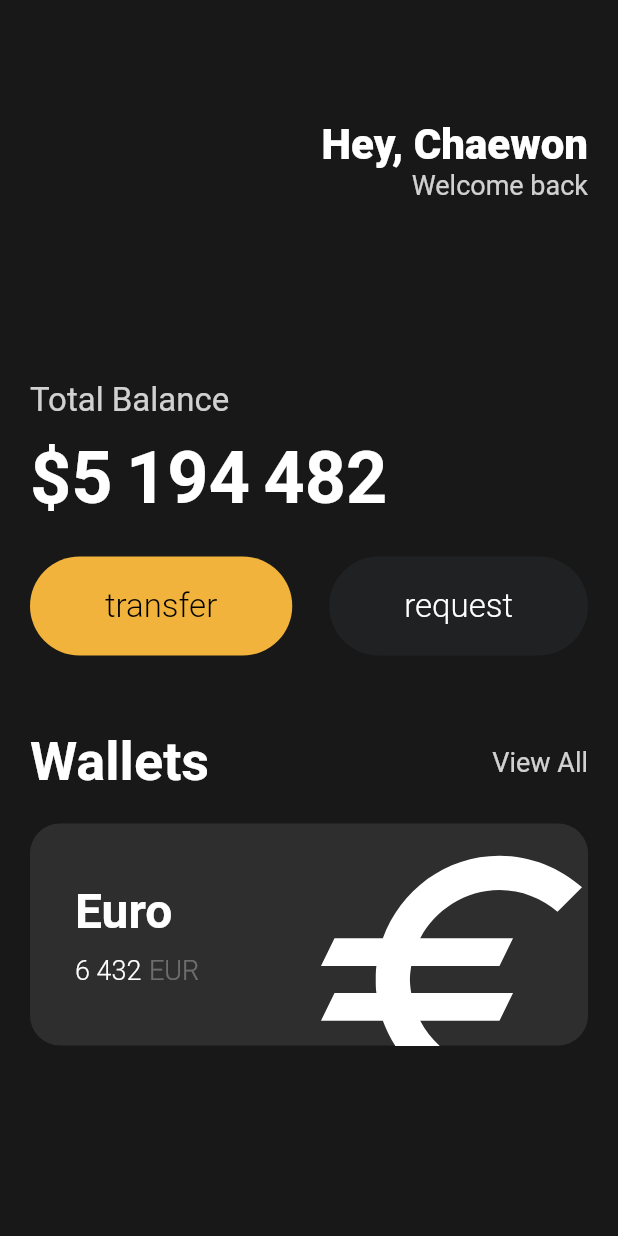
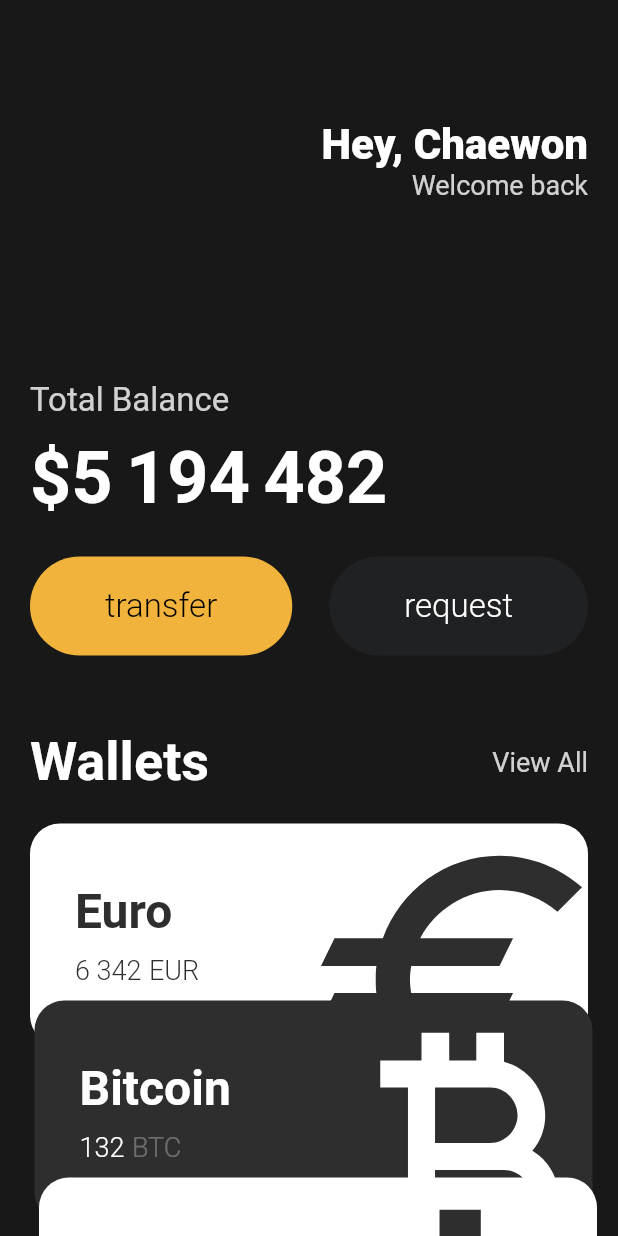
Before and after one commit to nachwon/flutter-tutorial, a Flutter app: the screen it shows after launch, on a phone screen of 412 x 824 dp. Run offline on Flutter 3.47's test engine with Material 2 defaults, Android fonts, the phone set to English and light mode, and no system bars.

Commit message:
Add cards

```diff
--- a/lib/main.dart
+++ b/lib/main.dart
@@ -1,6 +1,7 @@
 import 'package:flutter/material.dart';
 
 import 'widgets/button.dart';
+import 'widgets/currency_card.dart';
 
 void main() {
   runApp(App());
@@ -12,7 +13,8 @@ class App extends StatelessWidget {
     return MaterialApp(
       home: Scaffold(
         backgroundColor: const Color(0xFF181818),
-        body: Padding(
+        body: SingleChildScrollView(
+          child: Padding(
             padding: const EdgeInsets.symmetric(
               horizontal: 20,
             ),
@@ -39,7 +41,8 @@ class App extends StatelessWidget {
                         Text(
                           'Welcome back',
                           style: TextStyle(
-                            color: Colors.white.withOpacity(0.8), fontSize: 18),
+                              color: Colors.white.withOpacity(0.8),
+                              fontSize: 18),
                         ),
                       ],
                     )
@@ -108,69 +111,33 @@ class App extends StatelessWidget {
                 const SizedBox(
                   height: 20,
                 ),
-              Container(
-                clipBehavior: Clip.hardEdge,
-                decoration: BoxDecoration(
-                  color: const Color.fromARGB(255, 46, 46, 46),
-                  borderRadius: BorderRadius.circular(20),
+                const CurrencyCard(
+                  name: 'Euro',
+                  code: 'EUR',
+                  amount: '6 342',
+                  icon: Icons.euro_sharp,
+                  isInverted: true,
                 ),
-                child: Padding(
-                  padding: const EdgeInsets.all(30),
-                  child: Row(
-                    mainAxisAlignment: MainAxisAlignment.spaceBetween,
-                    children: [
-                      Column(
-                        crossAxisAlignment: CrossAxisAlignment.start,
-                        children: [
-                          const Text(
-                            'Euro',
-                            style: TextStyle(
-                              color: Colors.white,
-                              fontSize: 32,
-                              fontWeight: FontWeight.bold,
+                const CurrencyCard(
+                  name: 'Bitcoin',
+                  code: 'BTC',
+                  amount: '132',
+                  icon: Icons.currency_bitcoin_sharp,
+                  isInverted: false,
+                  offsetX: 3,
+                  offsetY: -30,
                 ),
-                          ),
-                          const SizedBox(
-                            height: 10,
-                          ),
-                          Row(
-                            children: [
-                              const Text(
-                                '6 432',
-                                style: TextStyle(
-                                    color: Colors.white,
-                                    fontSize: 18,
-                                    fontWeight: FontWeight.w300),
-                              ),
-                              const SizedBox(width: 5),
-                              Text(
-                                'EUR',
-                                style: TextStyle(
-                                  color: Colors.white.withOpacity(0.3),
-                                  fontSize: 18,
-                                  fontWeight: FontWeight.w300,
-                                ),
+                const CurrencyCard(
+                  name: 'Dolloar',
+                  code: 'USD',
+                  amount: '5 432',
+                  icon: Icons.attach_money_sharp,
+                  isInverted: true,
+                  offsetX: 6,
+                  offsetY: -60,
                 ),
               ],
             ),
-                        ],
-                      ),
-                      Transform.scale(
-                        scale: 2.5,
-                        child: Transform.translate(
-                          offset: const Offset(-5, 12),
-                          child: const Icon(
-                            Icons.euro_sharp,
-                            color: Colors.white,
-                            size: 88,
-                          ),
-                        ),
-                      )
-                    ],
-                  ),
-                ),
-              )
-            ],
           ),
         ),
       ),
--- /dev/null
+++ b/lib/widgets/currency_card.dart
@@ -0,0 +1,92 @@
+import 'package:flutter/material.dart';
+
+class CurrencyCard extends StatelessWidget {
+  final String name, code, amount;
+  final IconData icon;
+  final bool isInverted;
+  final double offsetX, offsetY;
+
+  final black = const Color.fromARGB(255, 46, 46, 46);
+
+  const CurrencyCard({
+    super.key,
+    required this.name,
+    required this.code,
+    required this.amount,
+    required this.icon,
+    required this.isInverted,
+    this.offsetX = 0.0,
+    this.offsetY = 0.0,
+  });
+
+  @override
+  Widget build(BuildContext context) {
+    return Transform.translate(
+      offset: Offset(offsetX, offsetY),
+      child: Container(
+        clipBehavior: Clip.hardEdge,
+        decoration: BoxDecoration(
+          color: isInverted ? Colors.white : black,
+          borderRadius: BorderRadius.circular(20),
+        ),
+        child: Padding(
+          padding: const EdgeInsets.all(30),
+          child: Row(
+            mainAxisAlignment: MainAxisAlignment.spaceBetween,
+            children: [
+              Column(
+                crossAxisAlignment: CrossAxisAlignment.start,
+                children: [
+                  Text(
+                    name,
+                    style: TextStyle(
+                      color: isInverted ? black : Colors.white,
+                      fontSize: 32,
+                      fontWeight: FontWeight.bold,
+                    ),
+                  ),
+                  const SizedBox(
+                    height: 10,
+                  ),
+                  Row(
+                    children: [
+                      Text(
+                        amount,
+                        style: TextStyle(
+                            color: isInverted ? black : Colors.white,
+                            fontSize: 18,
+                            fontWeight: FontWeight.w300),
+                      ),
+                      const SizedBox(width: 5),
+                      Text(
+                        code,
+                        style: TextStyle(
+                          color: isInverted
+                              ? black
+                              : Colors.white.withOpacity(0.3),
+                          fontSize: 18,
+                          fontWeight: FontWeight.w300,
+                        ),
+                      ),
+                    ],
+                  ),
+                ],
+              ),
+              Transform.scale(
+                scale: 2.5,
+                child: Transform.translate(
+                  offset: const Offset(-5, 12),
+                  child: Icon(
+                    icon,
+                    color: isInverted ? black : Colors.white,
+                    size: 88,
+                  ),
+                ),
+              )
+            ],
+          ),
+        ),
+      ),
+    );
+  }
+}
```
Lines whose indentation alone changed are shown as unchanged.
